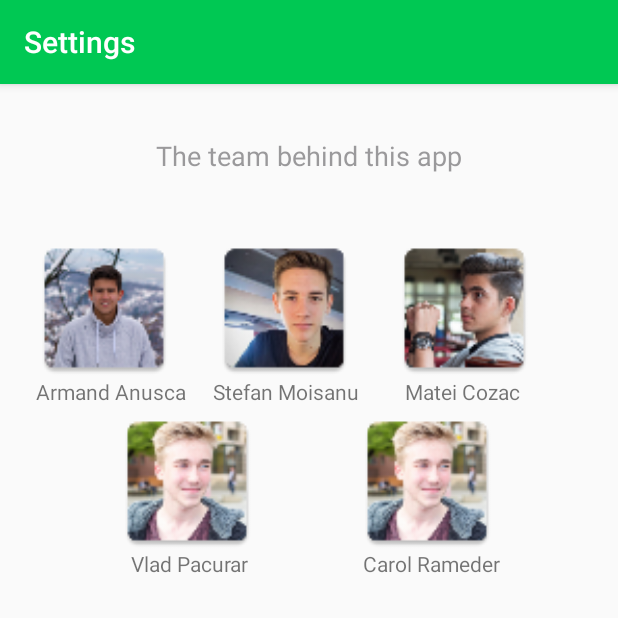
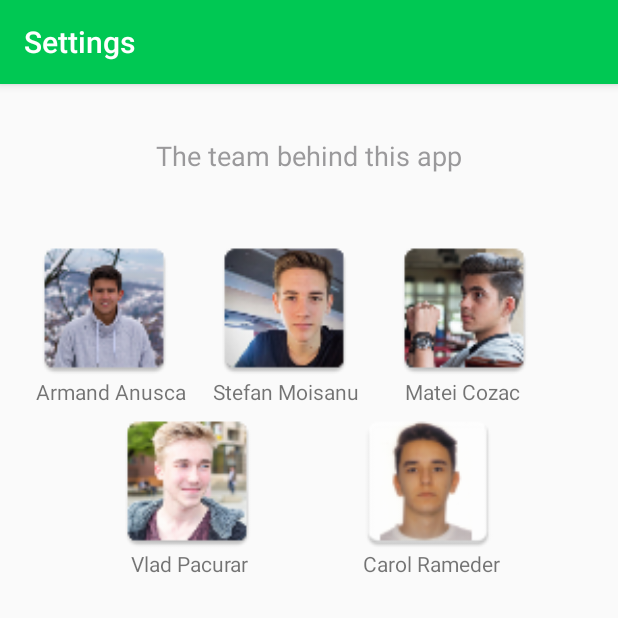
Before and after one commit to armandanusca/FinMath, an Android app: the Settings screen opened directly, with no data from a screen before it, on a phone screen of 412 x 824 dp, the top half of it. Run offline under Robolectric (Android 15) with nearby library versions, the phone set to English and light mode, and no system bars; 4 statements that could not run were skipped.

Commit message:
Final version - amazon ready
Finally

```diff
--- a/app/src/main/res/layout/settings.xml
+++ b/app/src/main/res/layout/settings.xml
@@ -94,7 +94,7 @@
         android:layout_width="100dp"
         android:layout_height="100dp"
         android:id="@+id/alteta"
-        android:src="@mipmap/vaginus"
+        android:src="@mipmap/carol"
         android:layout_marginTop="215dp"
         android:layout_marginLeft="235dp"
         android:layout_alignParentStart="true" />
```
Also changed, not shown: app/src/main/carol-web.png (added), app/src/main/res/mipmap-hdpi/carol.png (added), app/src/main/res/mipmap-mdpi/carol.png (added), app/src/main/res/mipmap-xhdpi/carol.png (added), app/src/main/res/mipmap-xxhdpi/carol.png (added), app/src/main/res/mipmap-xxxhdpi/carol.png (added).
